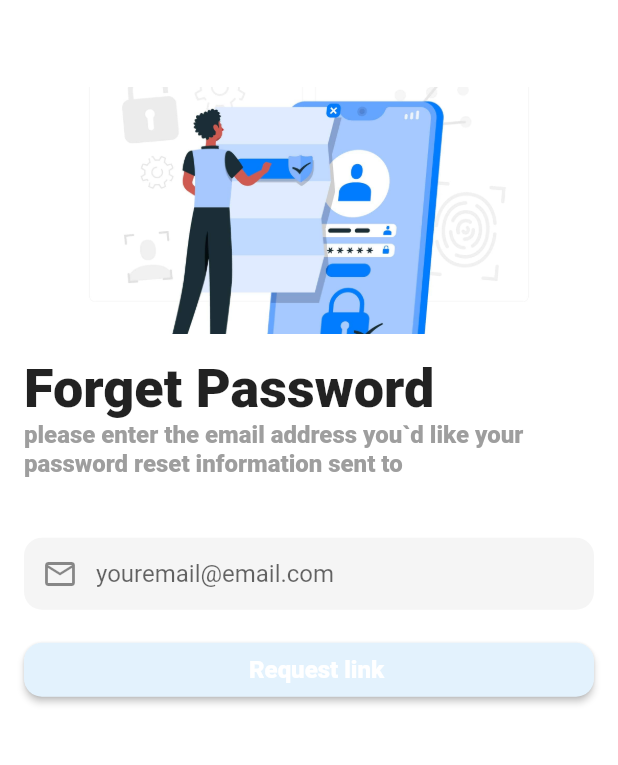
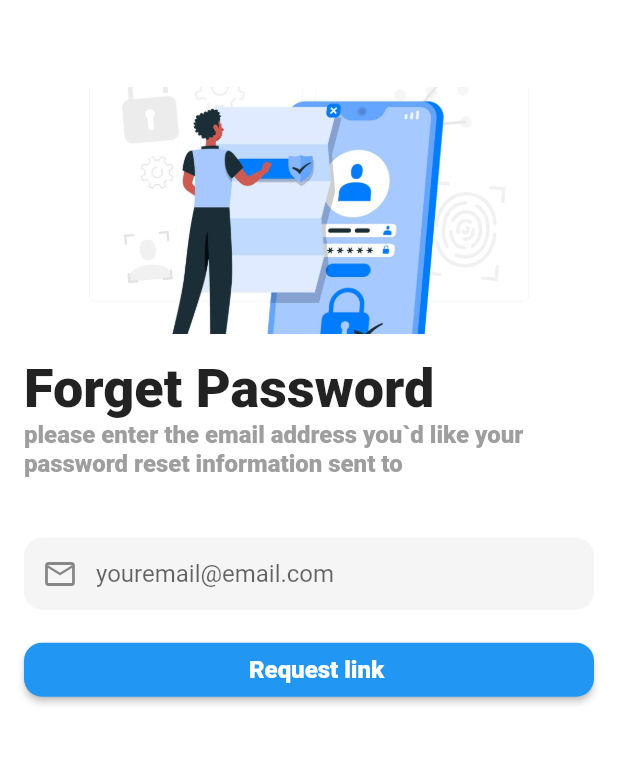
Before and after one commit to Taku-Android/ShopSmart, a Flutter app: the ForgetPasswordScreen screen opened by its route, on a phone screen of 412 x 824 dp, the part 56-821 px from its top. Run offline on Flutter 3.47's test engine with Material 2 defaults, Android fonts, the phone set to English and light mode, and no system bars; drawn by our look-alikes of shimmer; our stand-ins replace auto_size_text, cached_network_image, card_swiper, fancy_shimmer_image, flutter_bloc, flutter_iconly and 3 more; missing offline and left inert: dynamic_height_grid_view; accounts and stored records are empty; network calls fail.

Commit message:
adding the background for custom_button.dart

```diff
--- a/lib/core/utils/global_widgets/custom_button.dart
+++ b/lib/core/utils/global_widgets/custom_button.dart
@@ -11,7 +11,7 @@ class CustomButton extends StatelessWidget {
       required this.title,
       this.horizontalPadding,
       required this.textColor,
-      this.borderRadius, this.verticalPadding, this.textSize, this.image});
+      this.borderRadius, this.verticalPadding, this.textSize, this.image,  this.backGroundColor});
 
   final void Function()? onPressed;
   final String title;
@@ -21,6 +21,7 @@ class CustomButton extends StatelessWidget {
   final double? textSize;
   final String? image;
   final Color textColor;
+  final Color? backGroundColor;
 
   @override
   Widget build(BuildContext context) {
@@ -28,7 +29,7 @@ class CustomButton extends StatelessWidget {
     return ElevatedButton(
         style: ButtonStyle(
           backgroundColor: MaterialStateProperty.all<Color>(
-              (isDark) ? Colors.blue : Colors.blue[50]!),
+              (isDark) ? (backGroundColor == null)?Colors.blue: backGroundColor! : (backGroundColor == null)?Colors.blue[50]! : backGroundColor!),
           // Set the background color
           shape: MaterialStateProperty.all<RoundedRectangleBorder>(
             RoundedRectangleBorder(
```
